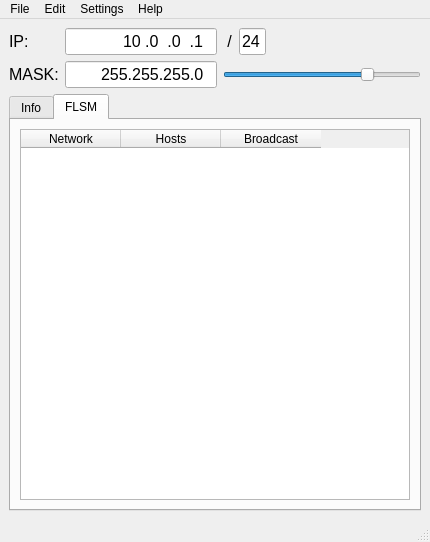
Qt form mainwindow.ui (evertonerik/IPKalc) before a commit.
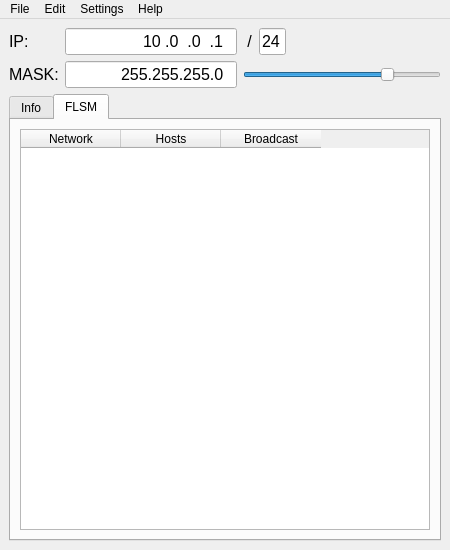
The same form after that commit.

Patch:
```diff
--- a/mainwindow.ui
+++ b/mainwindow.ui
@@ -6,8 +6,8 @@
    <rect>
     <x>0</x>
     <y>0</y>
-    <width>430</width>
-    <height>542</height>
+    <width>450</width>
+    <height>550</height>
    </rect>
   </property>
   <property name="windowTitle">
@@ -386,6 +386,27 @@
        <layout class="QVBoxLayout" name="verticalLayout_3">
         <item>
          <widget class="QTableWidget" name="tableWidget_FLSM">
+          <property name="sizeAdjustPolicy">
+           <enum>QAbstractScrollArea::AdjustToContents</enum>
+          </property>
+          <property name="editTriggers">
+           <set>QAbstractItemView::NoEditTriggers</set>
+          </property>
+          <property name="alternatingRowColors">
+           <bool>true</bool>
+          </property>
+          <property name="selectionBehavior">
+           <enum>QAbstractItemView::SelectRows</enum>
+          </property>
+          <attribute name="horizontalHeaderMinimumSectionSize">
+           <number>100</number>
+          </attribute>
+          <attribute name="horizontalHeaderDefaultSectionSize">
+           <number>100</number>
+          </attribute>
+          <attribute name="horizontalHeaderStretchLastSection">
+           <bool>false</bool>
+          </attribute>
           <attribute name="verticalHeaderVisible">
            <bool>false</bool>
           </attribute>
@@ -417,7 +438,7 @@
     <rect>
      <x>0</x>
      <y>0</y>
-     <width>430</width>
+     <width>450</width>
      <height>21</height>
     </rect>
    </property>
@@ -451,7 +472,6 @@
    <addaction name="menuSettings"/>
    <addaction name="menuHelp"/>
   </widget>
-  <widget class="QStatusBar" name="statusbar"/>
   <action name="actionBinary">
    <property name="checkable">
     <bool>true</bool>
```
